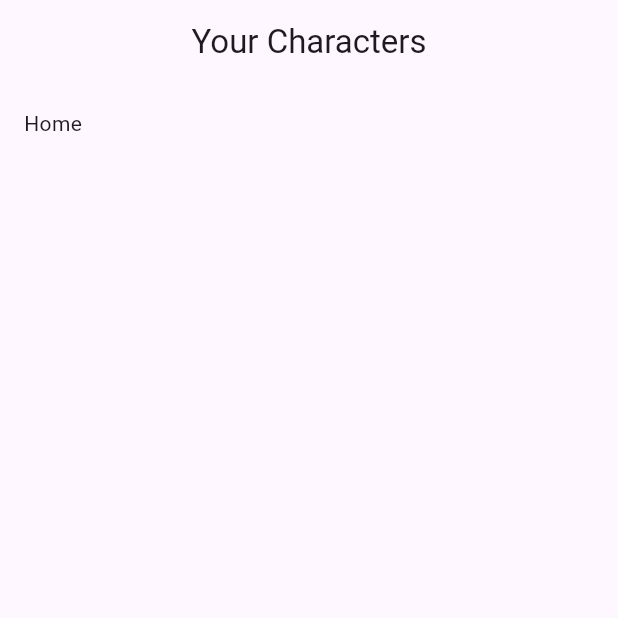
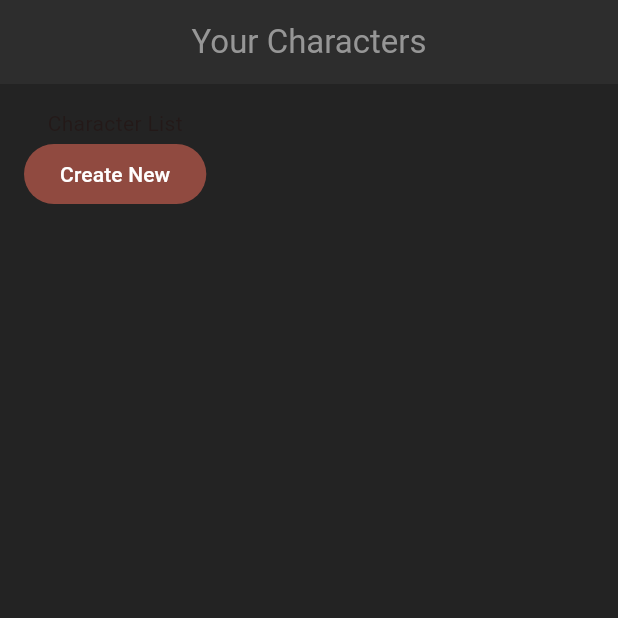
Before and after one commit to Bilal-eng/Flutter-RPG, a Flutter app: the screen it shows after launch, on a phone screen of 412 x 824 dp, the top half of it. Run offline on Flutter 3.47's test engine with Material 3 defaults, Android fonts, the phone set to English and light mode, and no system bars.

Commit message:
Making a custom theme

```diff
--- a/lib/main.dart
+++ b/lib/main.dart
@@ -1,8 +1,9 @@
 import 'package:flutter/material.dart';
 import 'package:flutter_rpg/screens/home/home.dart';
+import 'package:flutter_rpg/theme.dart';
 
 void main() {
-  runApp(MaterialApp(home: Home()));
+  runApp(MaterialApp(theme: primaryTheme, home: Home()));
 }
 
 class Sandbox extends StatelessWidget {
--- a/lib/screens/home/home.dart
+++ b/lib/screens/home/home.dart
@@ -12,7 +12,15 @@ class _HomeState extends State<Home> {
   Widget build(BuildContext context) {
     return Scaffold(
       appBar: AppBar(title: Text('Your Characters'), centerTitle: true),
-      body: Container(padding: EdgeInsets.all(16), child: Text('Home')),
+      body: Container(
+        padding: EdgeInsets.all(16),
+        child: Column(
+          children: [
+            Text('Character List'),
+            FilledButton(onPressed: () {}, child: Text('Create New')),
+          ],
+        ),
+      ),
     );
   }
 }
```
Also changed, not shown: lib/theme.dart (added, +26 -0 lines).
